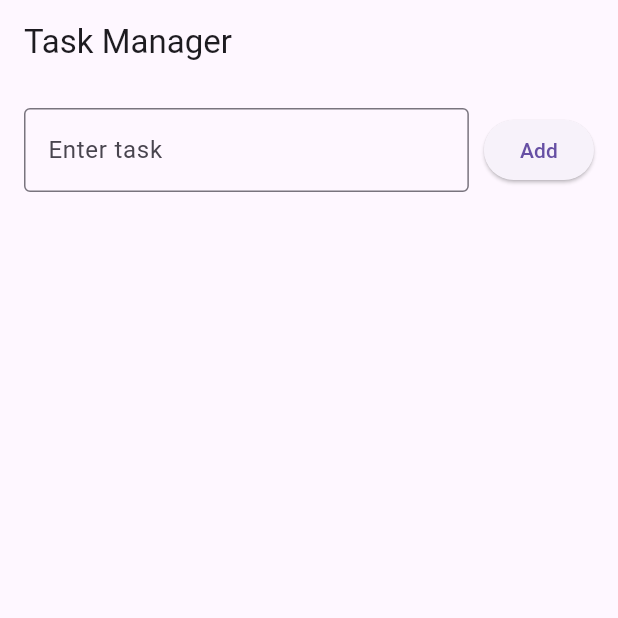
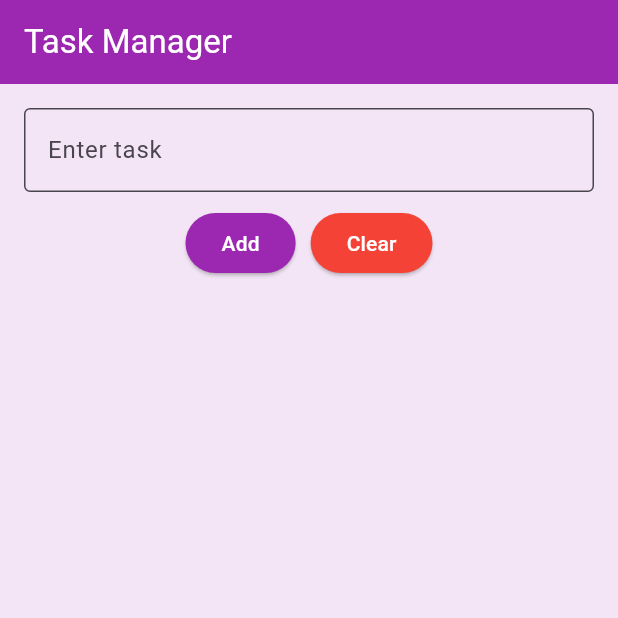
Before and after one commit to R1nneC0de/TaskManager, a Flutter app: the screen it shows after launch, on a phone screen of 412 x 824 dp, the top half of it. Run offline on Flutter 3.47's test engine with Material 3 defaults, Android fonts, the phone set to English and light mode, and no system bars.

Commit message:
updated UI

```diff
--- a/lib/main.dart
+++ b/lib/main.dart
@@ -16,6 +16,10 @@ class TaskApp extends StatelessWidget {
   Widget build(BuildContext context) {
     return MaterialApp(
       debugShowCheckedModeBanner: false,
+      theme: ThemeData(
+        primarySwatch: Colors.purple,
+        brightness: Brightness.light,
+      ),
       home: TaskListScreen(),
     );
   }
@@ -40,6 +44,12 @@ class _TaskListScreenState extends State<TaskListScreen> {
     }
   }
 
+  void _clearTasks() {
+    setState(() {
+      _tasks.clear();
+    });
+  }
+
   void _toggleTaskCompletion(int index) {
     setState(() {
       _tasks[index].isCompleted = !_tasks[index].isCompleted;
@@ -56,27 +66,45 @@ class _TaskListScreenState extends State<TaskListScreen> {
   Widget build(BuildContext context) {
     return Scaffold(
       appBar: AppBar(
-        title: Text('Task Manager'),
+        title: Text('Task Manager', style: TextStyle(color: Colors.white)),
+        backgroundColor: Colors.purple,
       ),
-      body: Padding(
+      body: Center(
+        child: Padding(
           padding: const EdgeInsets.all(16.0),
           child: Column(
+            mainAxisAlignment: MainAxisAlignment.center,
             children: [
-            Row(
-              children: [
-                Expanded(
-                  child: TextField(
+              TextField(
                 controller: _taskController,
+                textAlign: TextAlign.center,
                 decoration: InputDecoration(
                   labelText: 'Enter task',
                   border: OutlineInputBorder(),
+                  filled: true,
+                  fillColor: Colors.purple.shade50,
                 ),
               ),
+              SizedBox(height: 10),
+              Row(
+                mainAxisAlignment: MainAxisAlignment.center,
+                children: [
+                  ElevatedButton(
+                    onPressed: _addTask,
+                    style: ElevatedButton.styleFrom(
+                      backgroundColor: Colors.purple,
+                      foregroundColor: Colors.white,
+                    ),
+                    child: Text('Add'),
                   ),
                   SizedBox(width: 10),
                   ElevatedButton(
-                  onPressed: _addTask,
-                  child: Text('Add'),
+                    onPressed: _clearTasks,
+                    style: ElevatedButton.styleFrom(
+                      backgroundColor: Colors.red,
+                      foregroundColor: Colors.white,
+                    ),
+                    child: Text('Clear'),
                   ),
                 ],
               ),
@@ -86,17 +114,25 @@ class _TaskListScreenState extends State<TaskListScreen> {
                   itemCount: _tasks.length,
                   itemBuilder: (context, index) {
                     return Card(
+                      color: _tasks[index].isCompleted ? Colors.purple.shade200 : Colors.purple.shade100,
+                      shape: RoundedRectangleBorder(
+                        borderRadius: BorderRadius.circular(10),
+                      ),
                       child: ListTile(
                         leading: Checkbox(
                           value: _tasks[index].isCompleted,
                           onChanged: (value) => _toggleTaskCompletion(index),
+                          activeColor: Colors.purple,
                         ),
                         title: Text(
                           _tasks[index].name,
                           style: TextStyle(
+                            fontSize: 18,
+                            fontWeight: FontWeight.bold,
                             decoration: _tasks[index].isCompleted
                                 ? TextDecoration.lineThrough
                                 : null,
+                            color: Colors.purple.shade900,
                           ),
                         ),
                         trailing: IconButton(
@@ -111,6 +147,8 @@ class _TaskListScreenState extends State<TaskListScreen> {
             ],
           ),
         ),
+      ),
+      backgroundColor: Colors.purple.shade50,
     );
   }
 }
```
Lines whose indentation alone changed are shown as unchanged.
